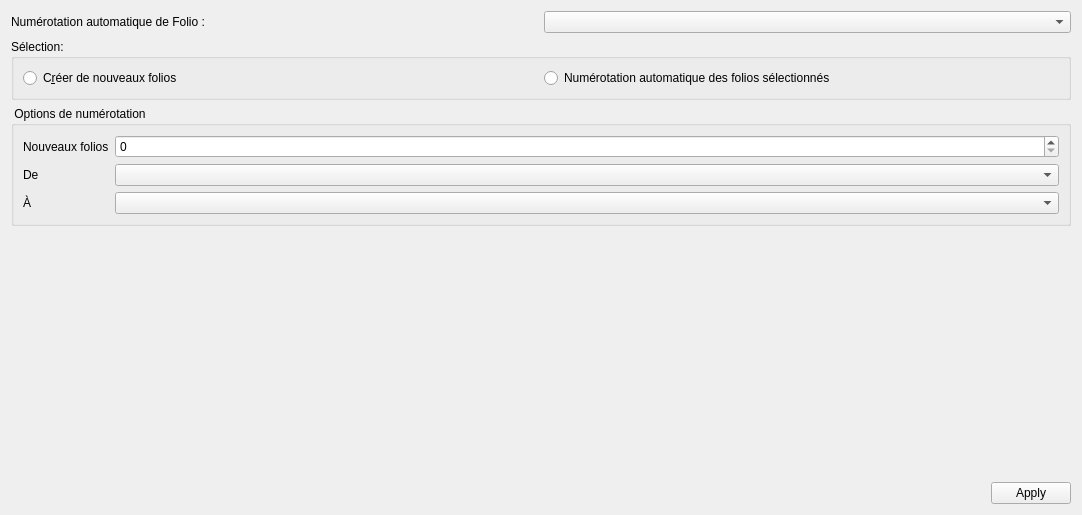
Qt form sources/autoNum/ui/folioautonumbering.ui (qelectrotech/qelectrotech-source-mirror) before a commit.
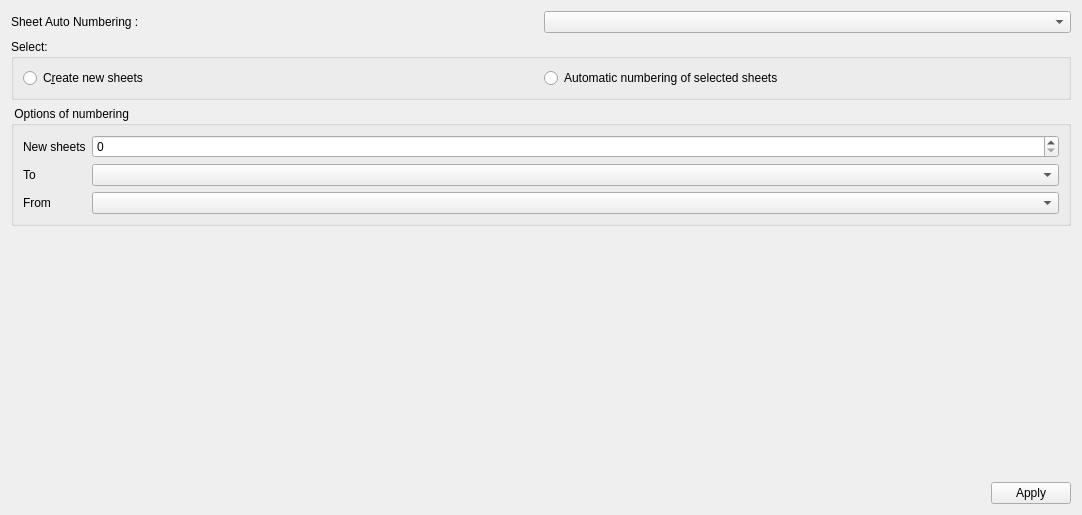
The same form after that commit.

```diff
--- a/sources/autoNum/ui/folioautonumbering.ui
+++ b/sources/autoNum/ui/folioautonumbering.ui
@@ -37,7 +37,7 @@
         </sizepolicy>
        </property>
        <property name="text">
-        <string>Numérotation automatique de Folio :</string>
+        <string>Sheet Auto Numbering :</string>
        </property>
       </widget>
      </item>
@@ -63,7 +63,7 @@
         </sizepolicy>
        </property>
        <property name="title">
-        <string>Sélection:</string>
+        <string>Select:</string>
        </property>
        <layout class="QHBoxLayout" name="horizontalLayout">
         <item>
@@ -75,7 +75,7 @@
            </sizepolicy>
           </property>
           <property name="text">
-           <string>C&amp;réer de nouveaux folios</string>
+           <string>C&amp;reate new sheets</string>
           </property>
          </widget>
         </item>
@@ -88,7 +88,7 @@
            </sizepolicy>
           </property>
           <property name="text">
-           <string>Numérotation automatique des folios sélectionnés</string>
+           <string>Automatic numbering of selected sheets</string>
           </property>
          </widget>
         </item>
@@ -104,7 +104,7 @@
         </sizepolicy>
        </property>
        <property name="title">
-        <string> Options de numérotation</string>
+        <string> Options of numbering</string>
        </property>
        <layout class="QGridLayout" name="gridLayout_2">
         <item row="2" column="1">
@@ -129,7 +129,7 @@
            </sizepolicy>
           </property>
           <property name="text">
-           <string>Nouveaux folios</string>
+           <string>New sheets</string>
           </property>
          </widget>
         </item>
@@ -171,7 +171,7 @@
            </sizepolicy>
           </property>
           <property name="text">
-           <string>À</string>
+           <string>From</string>
           </property>
          </widget>
         </item>
@@ -184,7 +184,7 @@
            </sizepolicy>
           </property>
           <property name="text">
-           <string>De</string>
+           <string>To</string>
           </property>
          </widget>
         </item>
```
